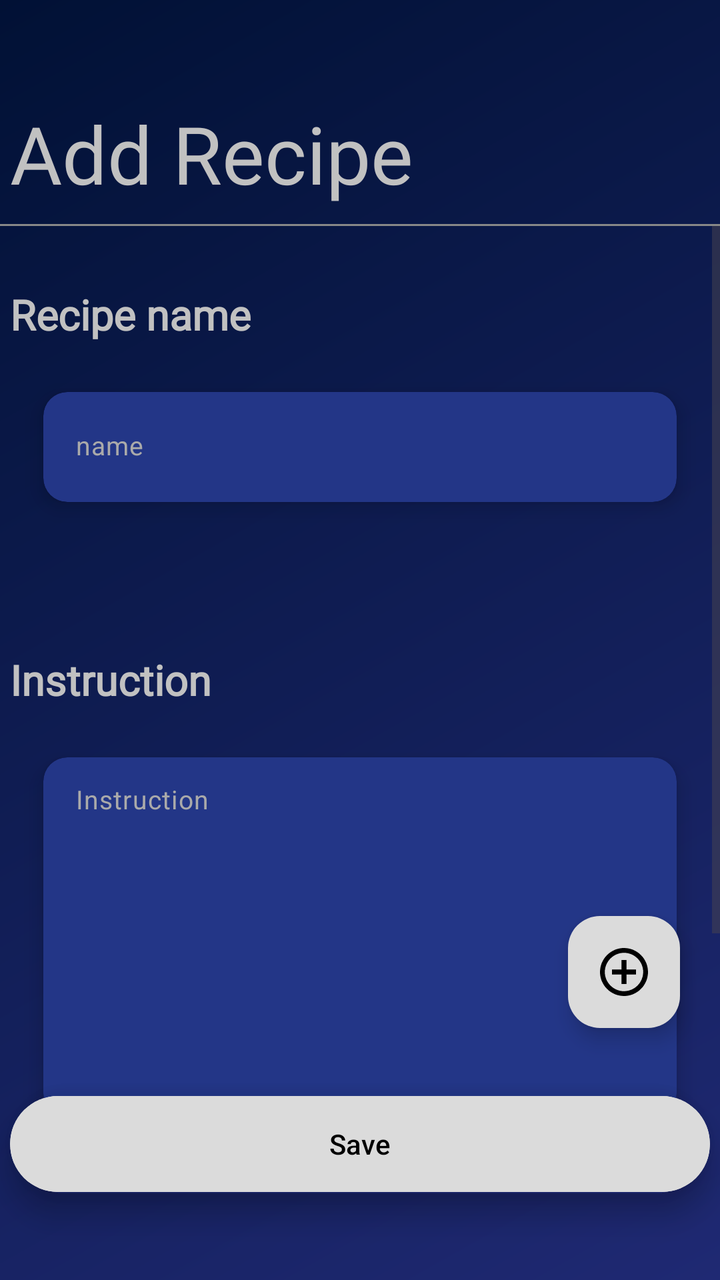
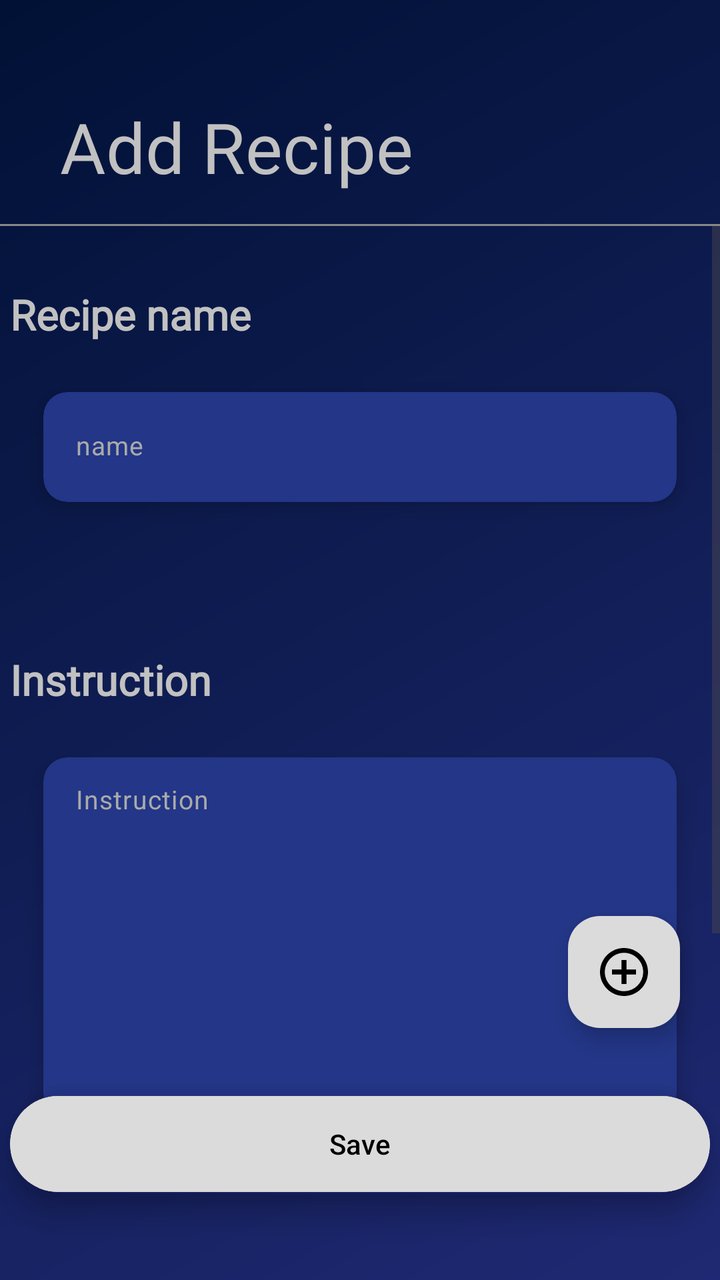

An Android layout rendered at two revisions. The XML below is the earlier revision; the diff shows what the commit changed to produce the second picture.
<!-- AndroidManifest.xml: application theme Theme.Recipe -->
<!-- res/layout/activity_add_recipe.xml -->
<androidx.constraintlayout.widget.ConstraintLayout
    xmlns:android="http://schemas.android.com/apk/res/android"
    xmlns:app="http://schemas.android.com/apk/res-auto"
    xmlns:tools="http://schemas.android.com/tools"
    android:id="@+id/main"
    android:layout_width="match_parent"
    android:layout_height="match_parent"
    android:background="@drawable/my_background">

    
    <TextView
        android:id="@+id/CreateRecipeTextView"
        android:layout_width="350dp"
        android:layout_height="62dp"
        android:layout_marginTop="50dp"
        android:fontFamily="@font/open_sans_bold"
        android:gravity="left"
        android:text="Add Recipe"
        android:textColor="@color/my_text_view_back"
        android:textSize="40sp"
        app:layout_constraintEnd_toEndOf="parent"
        app:layout_constraintStart_toStartOf="parent"
        app:layout_constraintTop_toTopOf="parent" />

    
    <View
        android:id="@+id/lineUnderText"
        android:layout_width="match_parent"
        android:layout_height="1dp"
        android:background="#888888"
        app:layout_constraintTop_toBottomOf="@id/CreateRecipeTextView"
        app:layout_constraintStart_toStartOf="parent"
        app:layout_constraintEnd_toEndOf="parent"/>

    
    <ScrollView
        android:id="@+id/ScrollViewContent"
        android:layout_width="match_parent"
        android:layout_height="0dp"
        android:fillViewport="true"
        android:layout_marginBottom="70dp"
        app:layout_constraintTop_toBottomOf="@id/lineUnderText"
        app:layout_constraintBottom_toBottomOf="parent">

        <LinearLayout
            android:id="@+id/LinearLayout"
            android:layout_width="match_parent"
            android:layout_height="wrap_content"
            android:orientation="vertical"
            android:paddingBottom="120dp">

            <TextView
                android:id="@+id/TextViewRecipeName"
                android:layout_width="350dp"
                android:layout_height="wrap_content"
                android:layout_marginTop="30dp"
                android:fontFamily="@font/archivo_black"
                android:text="Recipe name"
                android:textColor="@color/my_text_view_back"
                android:textSize="21sp"
                android:textStyle="bold"
                android:layout_gravity="center"/>

            <androidx.cardview.widget.CardView
                android:id="@+id/CardViewRecipeName"
                android:layout_width="match_parent"
                android:layout_height="wrap_content"
                android:layout_margin="12dp"
                android:padding="12dp"
                app:cardBackgroundColor="@color/my_recipes_background"
                app:cardElevation="6dp"
                app:cardCornerRadius="12dp"
                app:cardUseCompatPadding="true">

                <EditText
                    android:id="@+id/EditTextRecipe"
                    style="@style/Widget.Material3.AutoCompleteTextView.OutlinedBox"
                    android:layout_width="match_parent"
                    android:layout_height="55dp"
                    android:hint="name"
                    android:inputType="text"
                    android:paddingStart="16dp"
                    android:paddingTop="15dp"
                    android:textColor="#DEDEDE"
                    android:textColorHint="@android:color/darker_gray"
                    android:textSize="13sp"
                    android:background="@null"/>
            </androidx.cardview.widget.CardView>

            <LinearLayout
                android:id="@+id/linearLayoutDescription"
                android:layout_width="match_parent"
                android:layout_height="wrap_content"
                android:orientation="vertical"
                tools:listitem="@layout/ingredient_item"/>

            <TextView
                android:id="@+id/TextViewInstructionRecipe"
                android:layout_width="350dp"
                android:layout_height="wrap_content"
                android:layout_marginTop="50dp"
                android:fontFamily="@font/archivo_black"
                android:text="Instruction"
                android:textColor="@color/my_text_view_back"
                android:textSize="21sp"
                android:textStyle="bold"
                android:layout_gravity="center"/>

            <androidx.cardview.widget.CardView
                android:id="@+id/CardViewInstruction"
                android:layout_width="match_parent"
                android:layout_height="wrap_content"
                android:layout_margin="12dp"
                app:cardElevation="6dp"
                app:cardCornerRadius="12dp"
                app:cardUseCompatPadding="true"
                app:cardBackgroundColor="@color/my_recipes_background">

                <EditText
                    android:id="@+id/EditTextInsctructionRecipe"
                    style="@style/Widget.Material3.AutoCompleteTextView.OutlinedBox"
                    android:layout_width="match_parent"
                    android:layout_height="wrap_content"
                    android:hint="Instruction"
                    android:inputType="textMultiLine"
                    android:gravity="top|start"
                    android:minHeight="180dp"
                    android:scrollbars="vertical"
                    android:overScrollMode="always"
                    android:padding="12dp"
                    android:textColor="@android:color/black"
                    android:textColorHint="@android:color/darker_gray"
                    android:textSize="13sp"
                    android:background="@null"/>
            </androidx.cardview.widget.CardView>
        </LinearLayout>
    </ScrollView>

    
    <com.google.android.material.floatingactionbutton.FloatingActionButton
        android:id="@+id/floatingActionButton"
        android:layout_width="wrap_content"
        android:layout_height="wrap_content"
        android:layout_marginEnd="20dp"
        android:layout_marginBottom="30dp"
        android:contentDescription="@string/app_name"
        app:layout_constraintBottom_toTopOf="@id/CardView"
        app:layout_constraintEnd_toEndOf="parent"
        app:backgroundTint="@color/background_floatingButton"
        app:srcCompat="@drawable/ic_add_recipe"
        app:tint="@color/black" />

    

    <androidx.cardview.widget.CardView
        android:id="@+id/CardView"
        android:layout_width="350dp"
        android:layout_height="wrap_content"
        app:cardElevation="8dp"
        android:layout_margin="40dp"
        app:cardCornerRadius="120dp"
        android:layout_marginBottom="30dp"
        app:cardBackgroundColor="@android:color/transparent"
        app:layout_constraintBottom_toBottomOf="parent"
        app:layout_constraintStart_toStartOf="parent"
        app:layout_constraintEnd_toEndOf="parent">

        <Button
            android:id="@+id/RecipeSaveButton"
            android:layout_width="match_parent"
            android:layout_height="56dp"
            android:text="Save"
            android:elevation="8dp"
            android:backgroundTint="@color/background_floatingButton"
            android:textColor="@color/black"/>
    </androidx.cardview.widget.CardView>

</androidx.constraintlayout.widget.ConstraintLayout>
<!-- res/layout/ingredient_item.xml (included above) -->
<?xml version="1.0" encoding="utf-8"?>
<androidx.constraintlayout.widget.ConstraintLayout xmlns:android="http://schemas.android.com/apk/res/android"
    xmlns:app="http://schemas.android.com/apk/res-auto"
    xmlns:tools="http://schemas.android.com/tools"
    android:id="@+id/linearLayout"
    android:layout_width="match_parent"
    android:layout_height="wrap_content"
    android:layout_marginTop="20dp">

    
    <TextView
        android:id="@+id/TextViewIngredient"
        android:layout_width="350dp"
        android:layout_height="wrap_content"
        android:gravity="left"
        android:text="Ingredient"
        android:textStyle="bold"
        android:textColor="@color/my_text_view_back"
        android:textSize="21sp"
        app:layout_constraintEnd_toEndOf="parent"
        app:layout_constraintStart_toStartOf="parent"
        app:layout_constraintTop_toTopOf="parent" />

    <androidx.cardview.widget.CardView
        android:id="@+id/CardViewIngredient"
        android:layout_width="wrap_content"
        android:layout_height="wrap_content"
        android:layout_gravity="center"
        android:layout_marginTop="7dp"
        android:padding="8dp"
        app:cardBackgroundColor="@android:color/transparent"
        app:cardElevation="8dp"
        app:cardCornerRadius="10dp"
        app:cardUseCompatPadding="true"
        app:layout_constraintTop_toBottomOf="@id/TextViewIngredient"
        app:layout_constraintStart_toStartOf="parent"
        app:layout_constraintEnd_toEndOf="parent">

        <LinearLayout
            android:id="@+id/LinearLayoutIngredient"
            android:layout_width="350dp"
            android:layout_height="50dp"
            android:orientation="horizontal"
            android:gravity="center"
            android:background="@drawable/textview_border">

            <EditText
                android:id="@+id/EditTextNameIngredient"
                android:singleLine="true"
                android:scrollHorizontally="true"
                android:ellipsize="none"
                android:inputType="text"
                android:layout_width="140dp"
                android:layout_height="50dp"
                android:layout_marginStart="20dp"
                android:hint="name"
                android:paddingTop="15dp"
                android:textColorHint="@android:color/darker_gray"
                android:textColor="@color/my_text_view_back"
                android:textSize="13sp" />

            <FrameLayout
                android:layout_width="wrap_content"
                android:layout_height="wrap_content">

                <EditText
                    android:id="@+id/EditTextWeight"
                    android:layout_width="80dp"
                    android:layout_height="50dp"
                    android:background="@drawable/weight_border"
                    android:gravity="center"
                    android:hint="Weight"
                    android:inputType="numberDecimal"
                    android:minHeight="48dp"
                    android:textColor="@color/my_text_view_back"
                    android:textColorHint="@color/my_text_view_back"
                    android:textSize="12sp" />
            </FrameLayout>

            <FrameLayout
                android:layout_width="wrap_content"
                android:layout_height="wrap_content">

                <TextView
                    android:id="@+id/TextViewUnit"
                    android:layout_width="70dp"
                    android:layout_height="50dp"
                    android:background="@drawable/weight_border"
                    android:gravity="center"
                    android:hint="kg"
                    android:inputType="numberDecimal"
                    android:minHeight="48dp"
                    android:textColor="@color/my_text_view_back"
                    android:textColorHint="#979595"
                    android:textSize="13sp" />
            </FrameLayout>

            <Spinner
                android:id="@+id/SpinnerUnit"
                android:layout_width="wrap_content"
                android:layout_height="70dp"
                android:entries="@array/ingredients_unit"
                android:minHeight="48dp" />
        </LinearLayout>
    </androidx.cardview.widget.CardView>

    <Button
        android:id="@+id/ButtonDelete"
        style="@style/Widget.AppCompat.Button.Borderless.Colored"
        android:layout_width="wrap_content"
        android:layout_height="wrap_content"
        android:layout_marginEnd="25dp"
        android:minHeight="48dp"
        android:text="Delete"
        android:textColor="@android:color/holo_red_dark"
        android:textSize="10sp"
        app:layout_constraintBaseline_toBaselineOf="@id/TextViewIngredient"
        app:layout_constraintEnd_toEndOf="parent" />

</androidx.constraintlayout.widget.ConstraintLayout>
<!-- resources referenced by this layout -->
<resources>
  <string-array name="ingredients_unit">
          <item>kg</item>
          <item>gr</item>
          <item>l</item>
          <item>ml</item>
          <item>tbsp</item>
          <item>tsp</item>
  
      </string-array>
  <color name="background_floatingButton">#DBDBDB</color>
  <color name="black">#FF000000</color>
  <color name="my_recipes_background">#233687</color>
  <color name="my_text_view_back">#C1C1C1</color>
  <!-- drawable ic_add_recipe (drawable) -->
  <vector xmlns:android="http://schemas.android.com/apk/res/android"
      android:width="512dp"
      android:height="512dp"
      android:viewportWidth="512"
      android:viewportHeight="512">
    <path
        android:pathData="M233,1c-19.9,1.8 -46.4,7.8 -64.9,14.6 -23.7,8.8 -52.9,25.4 -72.7,41.4 -10.1,8.2 -30.2,28.3 -38.4,38.4 -16,19.8 -32.6,49 -41.4,72.7 -12.4,33.6 -17.8,74.2 -14.6,109.7 1.9,21.6 7.6,47 14.6,66.1 8.8,23.7 25.4,52.9 41.4,72.7 8.2,10.1 28.3,30.2 38.4,38.4 19.8,16 49,32.6 72.7,41.4 33.6,12.4 74.2,17.8 109.7,14.6 21.6,-1.9 47,-7.6 66.1,-14.6 23.7,-8.8 52.9,-25.4 72.7,-41.4 10.1,-8.2 30.2,-28.3 38.4,-38.4 16,-19.8 32.6,-49 41.4,-72.7 7,-19.1 12.7,-44.5 14.6,-66.1 3.2,-35.5 -2.2,-76.1 -14.6,-109.7 -8.8,-23.7 -25.4,-52.9 -41.4,-72.7 -8.2,-10.1 -28.3,-30.2 -38.4,-38.4 -19.8,-16 -49,-32.6 -72.7,-41.4 -33.7,-12.4 -74.7,-17.8 -110.9,-14.6zM273.5,52c48.6,4.6 92.4,25.1 126.9,59.6 67.5,67.6 79.6,169.9 29.8,251.4 -15.7,25.7 -41.5,51.5 -67.2,67.2 -54.4,33.3 -118.8,39.7 -177.8,17.6 -27.9,-10.4 -52.3,-26.2 -73.6,-47.4 -62.5,-62.6 -78.1,-156.4 -39,-234.7 37.8,-75.7 118.5,-121.4 200.9,-113.7z"
        android:fillColor="#000000"
        android:strokeColor="#00000000"/>
    <path
        android:pathData="M230,179l0,51 -51,-0 -51,-0 0,26 0,26 51,-0 51,-0 0,51 0,51 26,-0 26,-0 0,-51 0,-51 51,-0 51,-0 0,-26 0,-26 -51,-0 -51,-0 0,-51 0,-51 -26,-0 -26,-0 0,51z"
        android:fillColor="#000000"
        android:strokeColor="#00000000"/>
  </vector>
  <!-- drawable my_background (drawable) -->
  <shape xmlns:android="http://schemas.android.com/apk/res/android"
      android:shape="rectangle">
  
  
      <gradient
          android:type="linear"
          android:startColor="#011135"
          android:endColor="#1F2973"
          android:angle="315" />
  
      <size
          android:width="1080dp"
          android:height="1920dp" />
  </shape>
  <!-- drawable textview_border (drawable) -->
  <?xml version="1.0" encoding="utf-8"?>
  <shape xmlns:android="http://schemas.android.com/apk/res/android"
      android:shape="rectangle">
  
      
      <solid android:color="#22388E" />
  
      
  
  
      
      <corners android:radius="10dp" />
  </shape>
  <!-- drawable weight_border: png bitmap (drawable, 4779 bytes) -->
  <string name="app_name">Recipe</string>
  <style name="Theme.Recipe" parent="Base.Theme.Recipe" />
  <style name="Base.Theme.Recipe" parent="Theme.Material3.DayNight.NoActionBar">
          
          
      </style>
</resources>

<!-- the commit's change to res/layout/activity_add_recipe.xml (unified diff, before → after) -->
@@ -10,15 +10,15 @@
     
     <TextView
         android:id="@+id/CreateRecipeTextView"
-        android:layout_width="350dp"
+        android:layout_width="wrap_content"
         android:layout_height="62dp"
         android:layout_marginTop="50dp"
+        android:layout_marginStart="30dp"
         android:fontFamily="@font/open_sans_bold"
         android:gravity="left"
         android:text="Add Recipe"
         android:textColor="@color/my_text_view_back"
-        android:textSize="40sp"
-        app:layout_constraintEnd_toEndOf="parent"
+        android:textSize="35sp"
         app:layout_constraintStart_toStartOf="parent"
         app:layout_constraintTop_toTopOf="parent" />
 
@@ -81,7 +81,7 @@
                     android:inputType="text"
                     android:paddingStart="16dp"
                     android:paddingTop="15dp"
-                    android:textColor="#DEDEDE"
+                    android:textColor="@color/my_textView_gray"
                     android:textColorHint="@android:color/darker_gray"
                     android:textSize="13sp"
                     android:background="@null"/>
@@ -128,7 +128,7 @@
                     android:scrollbars="vertical"
                     android:overScrollMode="always"
                     android:padding="12dp"
-                    android:textColor="@android:color/black"
+                    android:textColor="@color/my_textView_gray"
                     android:textColorHint="@android:color/darker_gray"
                     android:textSize="13sp"
                     android:background="@null"/>
<!-- resource entries referenced after the edit -->
@@ -12,6 +12,7 @@
   <color name="background_floatingButton">#DBDBDB</color>
   <color name="black">#FF000000</color>
   <color name="my_recipes_background">#233687</color>
+  <color name="my_textView_gray">#FFFFFF</color>
   <color name="my_text_view_back">#C1C1C1</color>
   <!-- drawable ic_add_recipe (drawable) -->
   <vector xmlns:android="http://schemas.android.com/apk/res/android"
